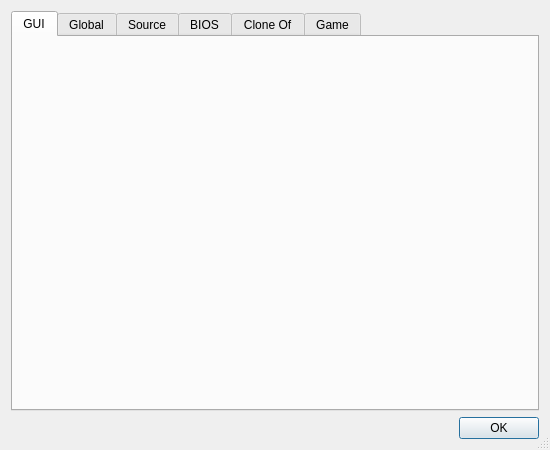
svn2github/mameplus, file trunk/qtui/options.ui: the form before one commit.
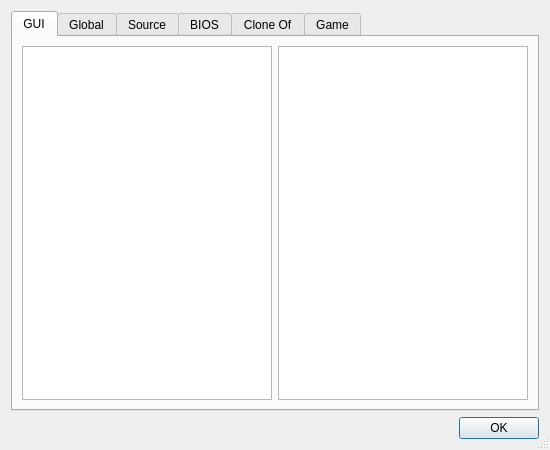
The form after the commit. The open tabs and pages were chosen to show the change.

Commit message: 1.3b11 1.3 beta 11 -finished GUI options tab -improved rom auditing -improved support for SDLMAME -another attempt to prevent program from being called by itself

```diff
--- a/trunk/qtui/options.ui
+++ b/trunk/qtui/options.ui
@@ -26,6 +26,21 @@
       <attribute name="title">
        <string>GUI</string>
       </attribute>
+      <layout class="QGridLayout" >
+       <item row="0" column="1" >
+        <widget class="QTreeView" name="treeGuiOpt" >
+         <property name="editTriggers" >
+          <set>QAbstractItemView::CurrentChanged|QAbstractItemView::DoubleClicked|QAbstractItemView::EditKeyPressed</set>
+         </property>
+         <property name="rootIsDecorated" >
+          <bool>false</bool>
+         </property>
+        </widget>
+       </item>
+       <item row="0" column="0" >
+        <widget class="QListWidget" name="lvGuiOpt" />
+       </item>
+      </layout>
      </widget>
      <widget class="QWidget" name="tab_2">
       <attribute name="title">
@@ -129,8 +144,8 @@
      </widget>
     </widget>
    </item>
-   <item row="1" column="0">
-    <layout class="QHBoxLayout">
+   <item row="1" column="0" >
+    <layout class="QHBoxLayout" >
      <item>
       <spacer>
        <property name="orientation">
```
Left out of the diff: 121 changed lines with no effect on the pictures. The commit also changes 19 other files.
